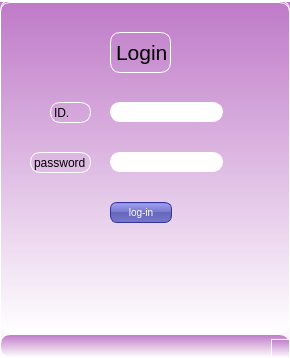
First picture: the form in login.ui, repository eya-sheikhrouhou/smart_airport-, before the edit.
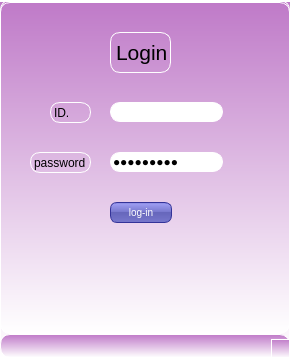
Second picture: the form after the edit.

```diff
--- a/login.ui
+++ b/login.ui
@@ -77,6 +77,9 @@
     <property name="styleSheet">
      <string notr="true">background-color: rgb(255, 255, 255);</string>
     </property>
+    <property name="text">
+     <string>dqsdqsfqf</string>
+    </property>
     <property name="echoMode">
      <enum>QLineEdit::Password</enum>
     </property>
```
Left out of the diff: 4 changed lines with no effect on the pictures.
